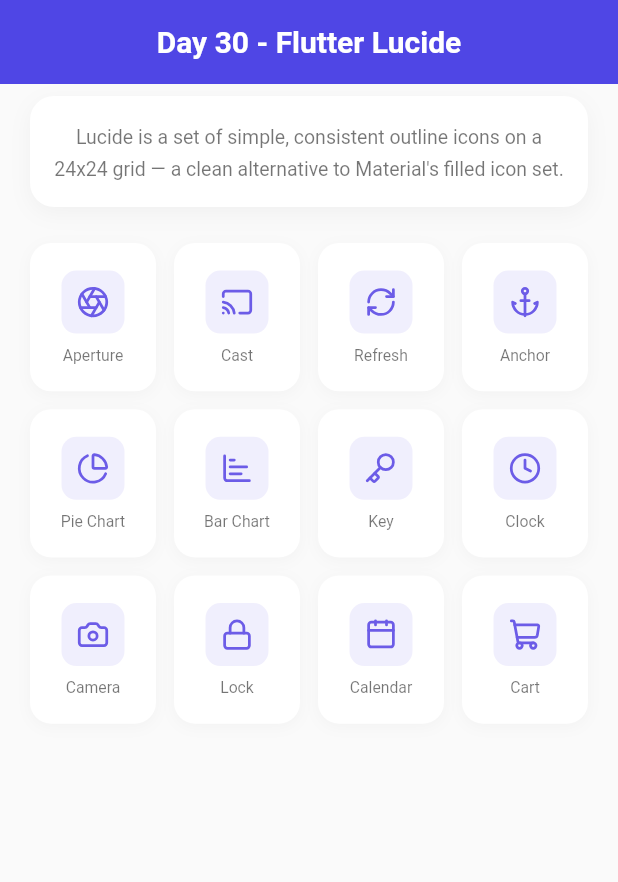
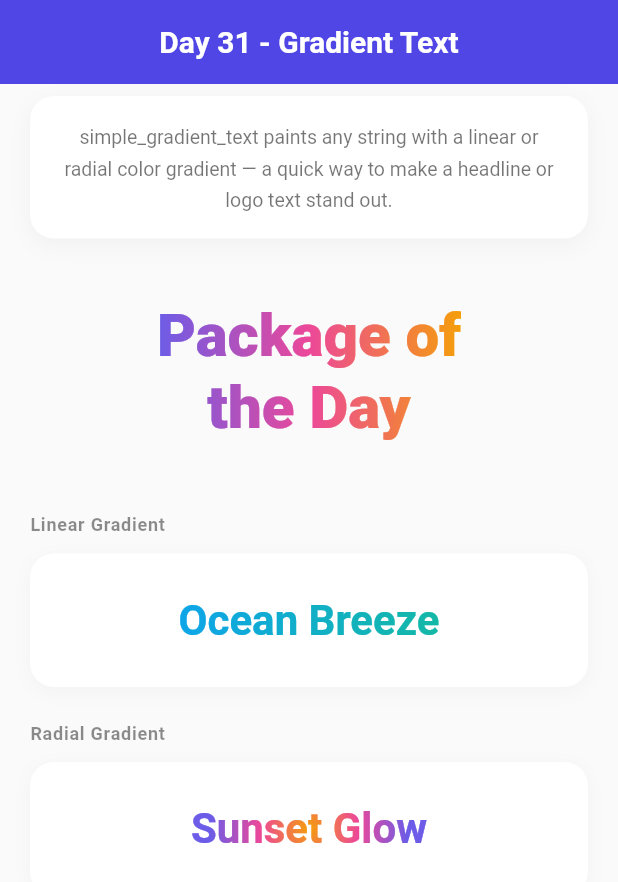
Before and after one commit to SheikhAman/package_of_the_day, a Flutter app: the screen it shows after launch, on a phone screen of 412 x 824 dp. Shown: the top 882 px of the screen. Run offline on Flutter 3.47's test engine with Material 3 defaults, Android fonts, the phone set to English and light mode, and no system bars; drawn by our look-alikes of simple_gradient_text; our stand-ins replace audioplayers, avatar_glow, card_swiper, clay_containers, flutter_blurhash, flutter_custom_clippers and 15 more; missing offline and left inert: aurora, day_night_switch, flutter_carousel_slider, flutter_settings_ui, neon, onboarding.

Commit message:
simple_gradient_text

```diff
--- /dev/null
+++ b/lib/features/day31_simple_gradient_text/day31_simple_gradient_text.dart
@@ -0,0 +1,148 @@
+import 'package:flutter/material.dart';
+import 'package:simple_gradient_text/simple_gradient_text.dart';
+
+const _accent = Color(0xFF6C5CE7);
+
+class Day31SimpleGradientText extends StatelessWidget {
+  const Day31SimpleGradientText({super.key});
+
+  @override
+  Widget build(BuildContext context) {
+    return Scaffold(
+      appBar: AppBar(
+        title: const Text(
+          'Day 31 - Gradient Text',
+          style: TextStyle(fontWeight: FontWeight.w600),
+        ),
+      ),
+      body: Padding(
+        padding: const EdgeInsets.fromLTRB(20, 8, 20, 24),
+        child: Column(
+          crossAxisAlignment: CrossAxisAlignment.stretch,
+          children: [
+            // ── Info card ──────────────────────────────────────────
+            Container(
+              padding: const EdgeInsets.all(16),
+              decoration: BoxDecoration(
+                color: Colors.white,
+                borderRadius: BorderRadius.circular(16),
+                boxShadow: [
+                  BoxShadow(
+                    color: Colors.black.withValues(alpha: 0.04),
+                    blurRadius: 12,
+                    offset: const Offset(0, 4),
+                  ),
+                ],
+              ),
+              child: const Text(
+                'simple_gradient_text paints any string with a linear or '
+                'radial color gradient — a quick way to make a headline '
+                'or logo text stand out.',
+                textAlign: TextAlign.center,
+                style: TextStyle(
+                  fontSize: 13,
+                  height: 1.6,
+                  color: Colors.black54,
+                ),
+              ),
+            ),
+
+            const SizedBox(height: 40),
+
+            // ── Hero gradient title ──────────────────────────────────
+            Center(
+              child: GradientText(
+                'Package of\nthe Day',
+                textAlign: TextAlign.center,
+                style: TextStyle(
+                  fontSize: 40,
+                  fontWeight: FontWeight.w800,
+                  height: 1.2,
+                ),
+                colors: [_accent, Color(0xFFEC4899), Color(0xFFF59E0B)],
+              ),
+            ),
+
+            const SizedBox(height: 48),
+
+            const Text(
+              'Linear Gradient',
+              style: TextStyle(
+                color: Colors.black45,
+                fontSize: 12,
+                fontWeight: FontWeight.w600,
+                letterSpacing: 0.5,
+              ),
+            ),
+            const SizedBox(height: 12),
+            _GradientCard(
+              child: GradientText(
+                'Ocean Breeze',
+                style: const TextStyle(
+                  fontSize: 28,
+                  fontWeight: FontWeight.w700,
+                ),
+                colors: const [Color(0xFF0EA5E9), Color(0xFF14B8A6)],
+              ),
+            ),
+
+            const SizedBox(height: 24),
+
+            const Text(
+              'Radial Gradient',
+              style: TextStyle(
+                color: Colors.black45,
+                fontSize: 12,
+                fontWeight: FontWeight.w600,
+                letterSpacing: 0.5,
+              ),
+            ),
+            const SizedBox(height: 12),
+            _GradientCard(
+              child: GradientText(
+                'Sunset Glow',
+                style: const TextStyle(
+                  fontSize: 28,
+                  fontWeight: FontWeight.w700,
+                ),
+                gradientType: GradientType.radial,
+                radius: 2.0,
+                colors: const [
+                  Color(0xFFF59E0B),
+                  Color(0xFFEC4899),
+                  Color(0xFF6C5CE7),
+                ],
+              ),
+            ),
+          ],
+        ),
+      ),
+    );
+  }
+}
+
+class _GradientCard extends StatelessWidget {
+  final Widget child;
+  const _GradientCard({required this.child});
+
+  @override
+  Widget build(BuildContext context) {
+    return Container(
+      width: double.infinity,
+      alignment: Alignment.center,
+      padding: const EdgeInsets.symmetric(vertical: 28),
+      decoration: BoxDecoration(
+        color: Colors.white,
+        borderRadius: BorderRadius.circular(16),
+        boxShadow: [
+          BoxShadow(
+            color: Colors.black.withValues(alpha: 0.03),
+            blurRadius: 10,
+            offset: const Offset(0, 3),
+          ),
+        ],
+      ),
+      child: child,
+    );
+  }
+}
--- a/lib/features/routes.dart
+++ b/lib/features/routes.dart
@@ -28,3 +28,4 @@ export 'day27_clay_containers/day27_clay_containers.dart';
 export 'day28_day_night_switch/day28_day_night_switch.dart';
 export 'day29_provider/day29_provider.dart';
 export 'day30_flutter_lucide/day30_flutter_lucide.dart';
+export 'day31_simple_gradient_text/day31_simple_gradient_text.dart';
--- a/lib/main.dart
+++ b/lib/main.dart
@@ -58,7 +58,8 @@ class MyApp extends StatelessWidget {
       // home: const Day27ClayContainers(),
       // home: const Day28DayNightSwitch(),
       // home: const Day29Provider(),
-      home: const Day30FlutterLucide(),
+      // home: const Day30FlutterLucide(),
+      home: const Day31SimpleGradientText(),
     );
   }
 }
--- a/pubspec.yaml
+++ b/pubspec.yaml
@@ -102,6 +102,9 @@ dependencies:
   # For using Lucide Icon pack
   flutter_lucide: ^1.11.0
 
+  # For gradient text
+  simple_gradient_text: ^1.4.0
+
 
 
 dev_dependencies:
```
Also changed, not shown: pubspec.lock, 1 other file.
